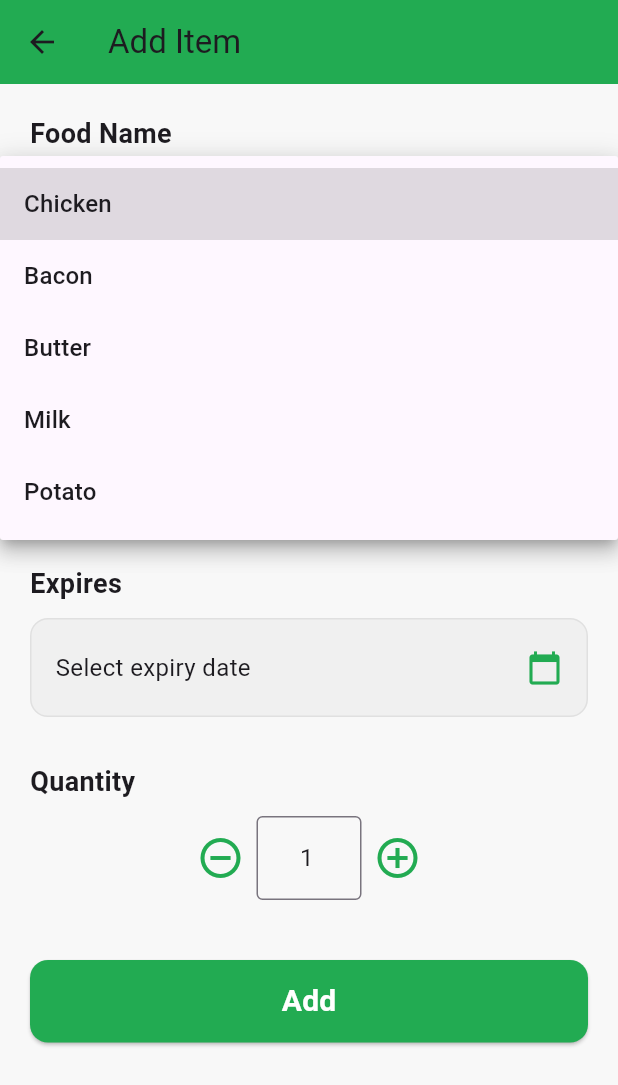
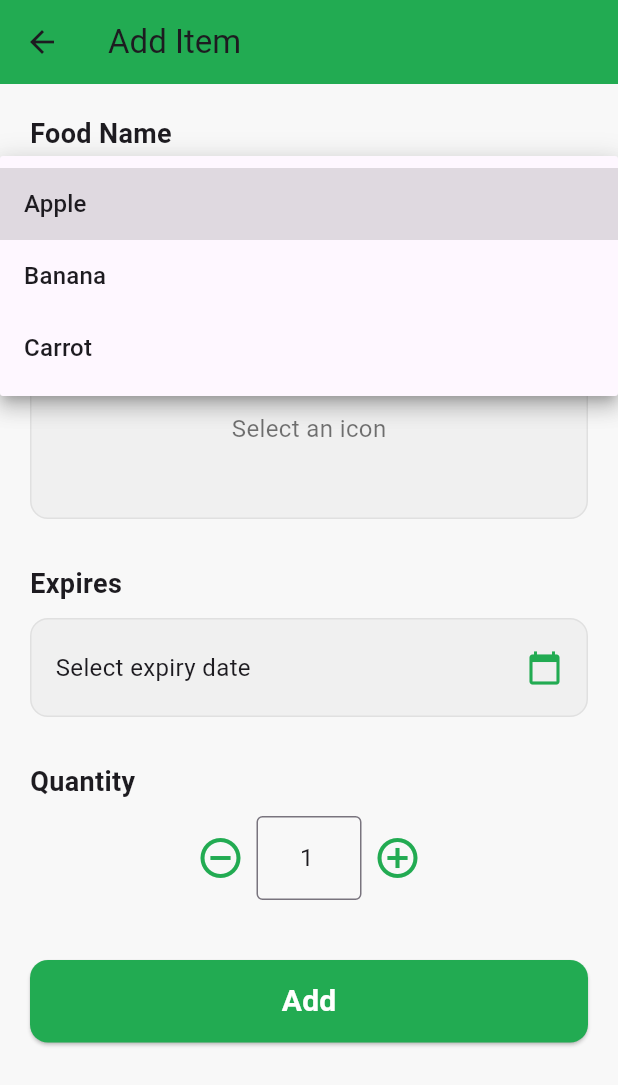
Before and after one commit to EECS3311F25/fridge_finder, a Flutter app: the AddItemView screen opened directly, after a tap on "Select a food", on a phone screen of 412 x 824 dp. Shown: the top 1085 px of the screen. Run offline on Flutter 3.47's test engine with Material 3 defaults, Android fonts, the phone set to English and light mode, and no system bars; our stand-ins replace sqflite; accounts and stored records are empty.

Commit message:
removed unused import

```diff
--- a/lib/views/add_item_view.dart
+++ b/lib/views/add_item_view.dart
@@ -1,7 +1,5 @@
 import 'package:flutter/material.dart';
 import '../models/item.dart';
-import '../models/fridge.dart';
-import '../models/user.dart';
 
 class AddItemView extends StatefulWidget {
   const AddItemView({super.key});
@@ -17,13 +15,7 @@ class _AddItemViewState extends State<AddItemView> {
   DateTime? _expiryDate;
   int _addFoodQuantity = 1;
 
-  final List<String> _foodOptions = [
-    'Chicken',
-    'Bacon',
-    'Butter',
-    'Milk',
-    'Potato',
-  ];
+  final List<String> _foodOptions = ['Apple', 'Banana', 'Carrot'];
 
   final List<String> _imagePaths = [
     'assets/images/chicken.png',
--- a/lib/views/food_item_view.dart
+++ b/lib/views/food_item_view.dart
@@ -81,9 +81,7 @@ class _FoodItemViewState extends State<FoodItemView> {
                     ),
                     child: Center(
                       child: Text(
-                        widget.item.name
-                            .substring(0, 3)
-                            .toUpperCase(), // Use item name
+                        widget.item.name,
                         style: TextStyle(
                           color: Colors.black,
                           fontSize: 30,
--- a/lib/views/home_view.dart
+++ b/lib/views/home_view.dart
@@ -2,9 +2,6 @@ import 'package:flutter/material.dart';
 import 'food_item_view.dart';
 import 'add_item_view.dart';
 import '../models/item.dart';
-import '../models/fridge.dart';
-import '../models/user.dart';
-import '../controllers/home_controller.dart';
 
 /*
 Colour Palette:
```
